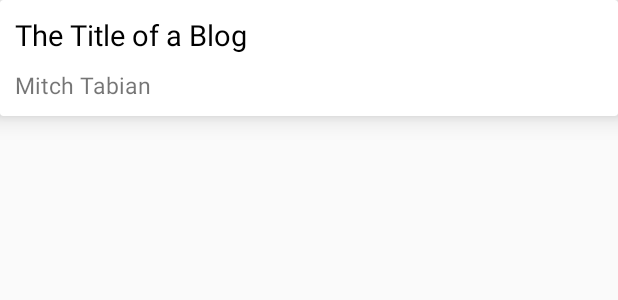
After one commit to Cesar947/FUND_ARQ_SOFTWARE-Skip, an Android app: the layout viaje_list_item.xml on its own in the app's theme, with its tools: preview values and no code run, on a phone screen of 412 x 824 dp. The commit adds this screen. Shown: the top 300 px of the screen. Run offline under Robolectric (Android 15) with nearby library versions, the phone set to English and light mode, and no system bars.

Commit message:
cambios en recycler view

```diff
--- a/Skip_Android/app/src/main/AndroidManifest.xml
+++ b/Skip_Android/app/src/main/AndroidManifest.xml
@@ -1,6 +1,8 @@
 <?xml version="1.0" encoding="utf-8"?>
 <manifest xmlns:android="http://schemas.android.com/apk/res/android"
     package="com.simplife.skip">
+
+    <uses-permission android:name="android.permission.INTERNET"/>
 
     <application
         android:allowBackup="true"
--- /dev/null
+++ b/Skip_Android/app/src/main/res/layout/viaje_list_item.xml
@@ -0,0 +1,68 @@
+<?xml version="1.0" encoding="utf-8"?>
+<androidx.cardview.widget.CardView
+    xmlns:android="http://schemas.android.com/apk/res/android"
+    android:layout_width="match_parent"
+    android:layout_height="wrap_content"
+    xmlns:app="http://schemas.android.com/apk/res-auto"
+    app:cardElevation="10dp"
+    app:cardCornerRadius="2dp"
+    app:cardPreventCornerOverlap="false"
+    >
+
+    <androidx.constraintlayout.widget.ConstraintLayout
+        android:layout_width="match_parent"
+        android:layout_height="wrap_content"
+        >
+
+        <ImageView
+            android:layout_width="match_parent"
+            android:layout_height="0dp"
+            app:layout_constraintTop_toTopOf="parent"
+            app:layout_constraintLeft_toLeftOf="parent"
+            app:layout_constraintRight_toRightOf="parent"
+            android:id="@+id/viaje_image"
+            android:padding="0dp"
+            android:layout_margin="0dp"
+            android:adjustViewBounds="true"
+            android:scaleType="fitXY"
+            />
+
+
+        <LinearLayout
+            android:layout_width="match_parent"
+            android:layout_height="wrap_content"
+            app:layout_constraintTop_toBottomOf="@id/viaje_image"
+            app:layout_constraintLeft_toLeftOf="parent"
+            app:layout_constraintRight_toRightOf="parent"
+            app:layout_constraintBottom_toBottomOf="parent"
+            android:orientation="vertical"
+            android:padding="10dp"
+            android:id="@+id/container1"
+            >
+            <TextView
+                android:layout_width="match_parent"
+                android:layout_height="wrap_content"
+                android:id="@+id/viaje_title"
+                android:text="The Title of a Blog"
+                android:textColor="#000"
+                android:textSize="19sp"
+                />
+
+            <TextView
+                android:layout_width="match_parent"
+                android:layout_height="wrap_content"
+                android:id="@+id/viaje_author"
+                android:text="Mitch Tabian"
+                android:textSize="15sp"
+                android:layout_marginTop="10dp"
+                />
+
+
+        </LinearLayout>
+
+
+
+    </androidx.constraintlayout.widget.ConstraintLayout>
+
+
+</androidx.cardview.widget.CardView>
```
Also changed, not shown: Skip_Android/app/build.gradle (+10 -0 lines), Skip_Android/app/src/main/java/com/simplife/skip/adapter/ViajeRecyclerAdapter.kt (added, +62 -0 lines), Skip_Android/app/src/main/java/com/simplife/skip/fragments/HomeFragment.kt (+26 -0 lines), Skip_Android/app/src/main/java/com/simplife/skip/models/Viaje.kt (added, +17 -0 lines), Skip_Android/app/src/main/java/com/simplife/skip/util/DataSource.kt (added, +33 -0 lines), Skip_Android/app/src/main/java/com/simplife/skip/util/TopSpacingItemDecoration.kt (added, +19 -0 lines), Skip_Android/app/src/main/res/layout/fragment_home.xml (+5 -7 lines).
